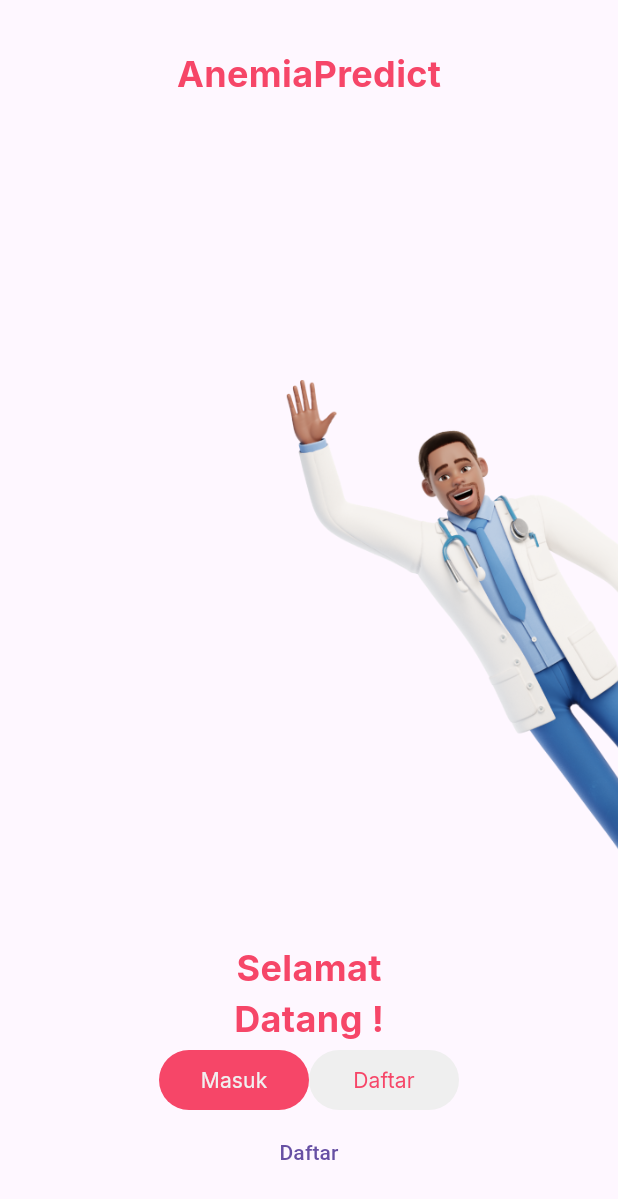
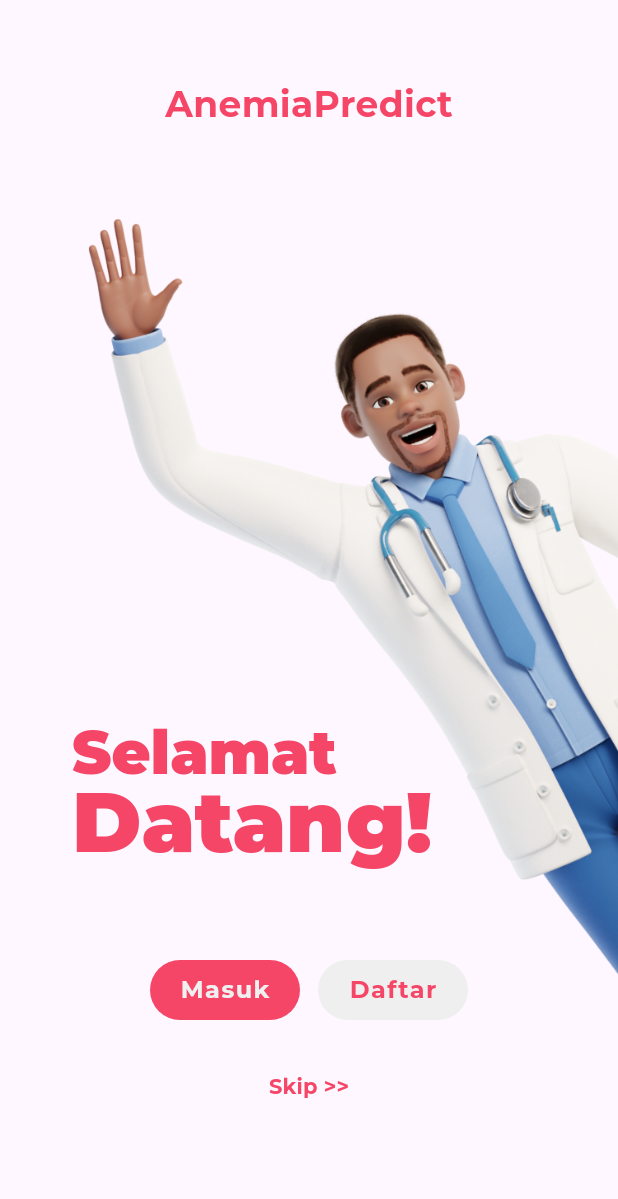
Before and after one commit to faeznz/anemia-predict-mobile, a Flutter app: the screen it shows after launch, on a phone screen of 412 x 824 dp. Shown: the top 1199 px of the screen. Run offline on Flutter 3.47's test engine with Material 3 defaults, Android fonts, the phone set to English and light mode, and no system bars; our stand-ins replace easy_splash_screen, google_fonts; network calls fail.

Commit message:
feat: finish slicing welcome_page

```diff
--- a/lib/constant/text_style_constant.dart
+++ b/lib/constant/text_style_constant.dart
@@ -3,13 +3,19 @@ import 'package:google_fonts/google_fonts.dart';
 import 'package:predict_anemia/constant/color_constant.dart';
 
 class TextStyleConstant {
-  static TextStyle interBold = GoogleFonts.inter(
+  static TextStyle montserratBlack = GoogleFonts.montserrat(
+    fontSize: 24,
+    color: ColorConstant.primaryColor,
+    fontWeight: FontWeight.w900,
+  );
+
+  static TextStyle montserratBold = GoogleFonts.montserrat(
     fontSize: 24,
     color: ColorConstant.primaryColor,
     fontWeight: FontWeight.bold,
   );
 
-  static TextStyle interNormal = GoogleFonts.inter(
+  static TextStyle montserratNormal = GoogleFonts.montserrat(
     fontSize: 12,
     color: ColorConstant.whiteColor,
     fontWeight: FontWeight.normal,
--- a/lib/screen/welcome/welcome_screen.dart
+++ b/lib/screen/welcome/welcome_screen.dart
@@ -18,32 +18,49 @@ class WelcomeScreen extends StatelessWidget {
         ),
         child: SafeArea(
           child: Padding(
-            padding: const EdgeInsets.symmetric(vertical: 32),
+            padding: const EdgeInsets.symmetric(vertical: 52),
             child: Center(
               child: Column(
                 mainAxisAlignment: MainAxisAlignment.spaceBetween,
                 children: [
                   Text(
                     'AnemiaPredict',
-                    style: TextStyleConstant.interBold,
+                    style: TextStyleConstant.montserratBold,
+                  ),
+                  Column(
+                    crossAxisAlignment: CrossAxisAlignment.start,
+                    children: [
+                      Padding(
+                        padding: const EdgeInsets.symmetric(
+                          horizontal: 48,
+                          vertical: 56,
+                        ),
+                        child: RichText(
+                          text: TextSpan(
+                            text: 'Selamat\n',
+                            style: TextStyleConstant.montserratBlack.copyWith(
+                              fontSize: 40,
+                              height: 1.0,
+                            ),
+                            children: [
+                              TextSpan(
+                                text: 'Datang!',
+                                style:
+                                    TextStyleConstant.montserratBlack.copyWith(
+                                  fontSize: 56,
+                                ),
+                              ),
+                            ],
+                          ),
+                        ),
                       ),
                       Column(
                         children: [
-                      Column(
-                        children: [
-                          Text(
-                            'Selamat',
-                            style: TextStyleConstant.interBold,
+                          Padding(
+                            padding: const EdgeInsets.only(
+                              bottom: 16,
                             ),
-                          Text(
-                            'Datang !',
-                            style: TextStyleConstant.interBold,
-                          ),
-                        ],
-                      ),
-                      Column(
-                        children: [
-                          Row(
+                            child: Row(
                               mainAxisAlignment: MainAxisAlignment.center,
                               children: [
                                 TextButton(
@@ -58,10 +75,16 @@ class WelcomeScreen extends StatelessWidget {
                                   ),
                                   child: Text(
                                     'Masuk',
-                                  style: TextStyleConstant.interNormal.copyWith(
-                                    fontSize: 14,
+                                    style: TextStyleConstant.montserratBold
+                                        .copyWith(
+                                      fontSize: 16,
+                                      letterSpacing: 1,
+                                      color: ColorConstant.whiteColor,
                                     ),
                                   ),
+                                ),
+                                const SizedBox(
+                                  width: 12,
                                 ),
                                 TextButton(
                                   onPressed: () {},
@@ -75,17 +98,31 @@ class WelcomeScreen extends StatelessWidget {
                                   ),
                                   child: Text(
                                     'Daftar',
-                                  style: TextStyleConstant.interNormal.copyWith(
-                                    color: ColorConstant.primaryColor,
-                                    fontSize: 14,
+                                    style: TextStyleConstant.montserratBold
+                                        .copyWith(
+                                      fontSize: 16,
+                                      letterSpacing: 1,
                                     ),
                                   ),
                                 ),
                               ],
                             ),
-                          TextButton(
+                          ),
+                          Padding(
+                            padding: const EdgeInsets.only(
+                              bottom: 24,
+                            ),
+                            child: TextButton(
                               onPressed: () {},
-                            child: Text('Daftar'),
+                              child: Text(
+                                'Skip >>',
+                                style:
+                                    TextStyleConstant.montserratBold.copyWith(
+                                  fontSize: 14,
+                                  color: ColorConstant.primaryColor,
+                                ),
+                              ),
+                            ),
                           ),
                         ],
                       ),
```
Also changed, not shown: assets/images/doc_2.png. Lines whose indentation alone changed are shown as unchanged.
